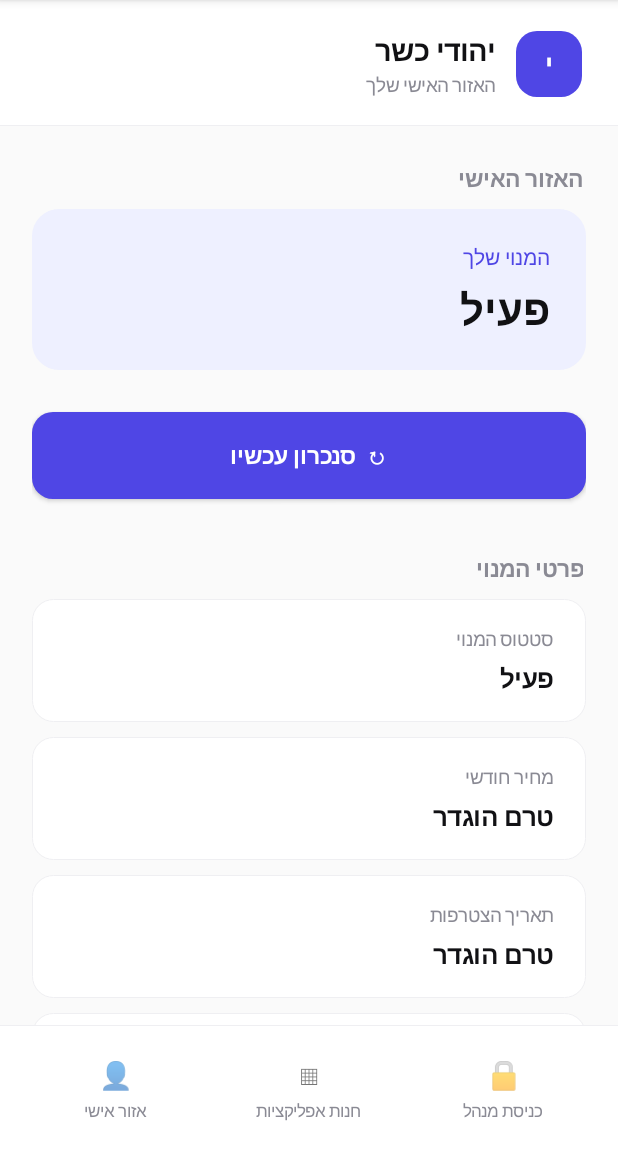
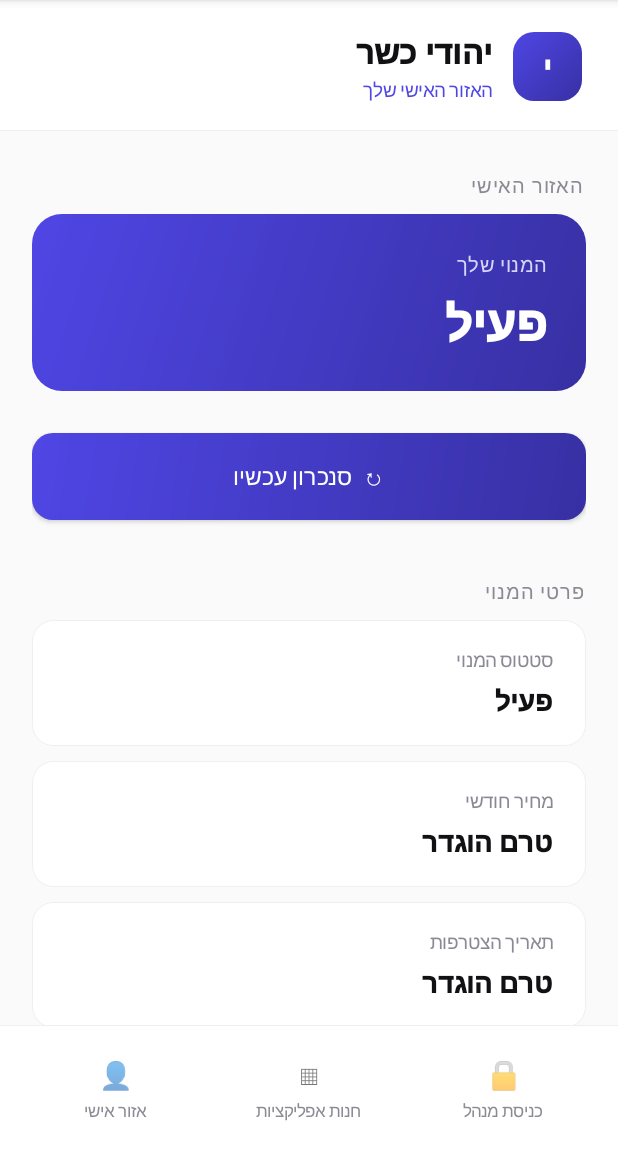
Before and after one commit to 05484ym-max/android-mdm-system, an Android app: the CustomerActivity screen opened directly, with no data from a screen before it, after a tap on an icon or button, on a phone screen of 412 x 824 dp, the part 84-1236 px from its top. Run offline under Robolectric (Android 15) with nearby library versions, the phone set to English and light mode, and no system bars; 2 other taps on this screen came first.

Commit message:
More designed typography, gradient accent, default to app store screen
- Use system sans-serif-black/medium weights with letter-spacing instead of default bold, for a more crafted look
- Status card and buttons use a diagonal indigo gradient instead of flat color
- Top bar subtitle updates per screen
- App opens on the app store screen by default instead of the personal area

Co-Authored-By: Claude Sonnet 5 <noreply@anthropic.com>
Claude-Session: https://claude.ai/code/session_01XLUnXRdGJWvS23VSUeCoDB

```diff
--- a/dpc-app/app/src/main/java/org/mdmopen/dpc/CustomerActivity.kt
+++ b/dpc-app/app/src/main/java/org/mdmopen/dpc/CustomerActivity.kt
@@ -21,6 +21,7 @@ import android.widget.Toast
 class CustomerActivity : Activity() {
 
     private lateinit var contentArea: LinearLayout
+    private lateinit var topSubtitle: TextView
 
     private val BG = "#FAFAFA"
     private val CARD = "#FFFFFF"
@@ -28,12 +29,15 @@ class CustomerActivity : Activity() {
     private val TEXT = "#111114"
     private val MUTED = "#8A8A94"
     private val ACCENT = "#4F46E5"
-    private val ACCENT_SOFT = "#EEF0FF"
+    private val ACCENT_DEEP = "#3730A3"
+
+    private val heavyFont = Typeface.create("sans-serif-black", Typeface.NORMAL)
+    private val mediumFont = Typeface.create("sans-serif-medium", Typeface.NORMAL)
 
     override fun onCreate(savedInstanceState: Bundle?) {
         super.onCreate(savedInstanceState)
         setContentView(buildUi())
-        showPersonalArea()
+        showAppStore()
     }
 
     private fun buildUi(): View {
@@ -53,28 +57,31 @@ class CustomerActivity : Activity() {
                 gravity = Gravity.RIGHT
                 addView(TextView(this@CustomerActivity).apply {
                     text = "יהודי כשר"
-                    textSize = 19f
-                    setTypeface(null, Typeface.BOLD)
+                    textSize = 21f
+                    typeface = heavyFont
+                    letterSpacing = 0.01f
                     setTextColor(Color.parseColor(TEXT))
                     gravity = Gravity.RIGHT
                 })
-                addView(TextView(this@CustomerActivity).apply {
-                    text = "האזור האישי שלך"
+                topSubtitle = TextView(this@CustomerActivity).apply {
+                    text = "חנות האפליקציות"
                     textSize = 12.5f
-                    setTextColor(Color.parseColor(MUTED))
+                    typeface = mediumFont
+                    setTextColor(Color.parseColor(ACCENT))
                     gravity = Gravity.RIGHT
-                    setPadding(0, dp(2), 0, 0)
-                })
+                    setPadding(0, dp(3), 0, 0)
+                }
+                addView(topSubtitle)
             }, LinearLayout.LayoutParams(0, ViewGroup.LayoutParams.WRAP_CONTENT, 1f))
 
             addView(TextView(this@CustomerActivity).apply {
                 text = "י"
-                textSize = 18f
-                setTypeface(null, Typeface.BOLD)
+                textSize = 19f
+                typeface = heavyFont
                 setTextColor(Color.WHITE)
                 gravity = Gravity.CENTER
-                background = roundedBackground(ACCENT, dp(14).toFloat())
-                layoutParams = LinearLayout.LayoutParams(dp(44), dp(44)).apply {
+                background = gradientBackground(dp(14).toFloat())
+                layoutParams = LinearLayout.LayoutParams(dp(46), dp(46)).apply {
                     marginStart = dp(14)
                 }
             })
@@ -162,6 +169,7 @@ class CustomerActivity : Activity() {
             addView(TextView(this@CustomerActivity).apply {
                 text = label
                 textSize = 11f
+                typeface = mediumFont
                 setTextColor(Color.parseColor(MUTED))
                 gravity = Gravity.CENTER
                 setPadding(0, dp(4), 0, 0)
@@ -173,6 +181,7 @@ class CustomerActivity : Activity() {
 
 
     private fun showAppStore() {
+        topSubtitle.text = "חנות האפליקציות"
         contentArea.removeAllViews()
 
         contentArea.addView(
@@ -247,6 +256,7 @@ class CustomerActivity : Activity() {
     }
 
     private fun showPersonalArea() {
+        topSubtitle.text = "האזור האישי שלך"
         contentArea.removeAllViews()
 
         contentArea.addView(sectionTitle("האזור האישי"))
@@ -257,9 +267,10 @@ class CustomerActivity : Activity() {
                 text = "↻  סנכרון עכשיו"
                 textSize = 15f
                 isAllCaps = false
-                setTypeface(null, Typeface.BOLD)
+                typeface = mediumFont
+                letterSpacing = 0.01f
                 setTextColor(Color.WHITE)
-                background = roundedBackground(ACCENT, dp(14).toFloat())
+                background = gradientBackground(dp(14).toFloat())
                 setPadding(18, 14, 18, 14)
 
                 layoutParams = LinearLayout.LayoutParams(
@@ -331,8 +342,8 @@ class CustomerActivity : Activity() {
     private fun statusCard(): LinearLayout {
         return LinearLayout(this).apply {
             orientation = LinearLayout.VERTICAL
-            setPadding(dp(24), dp(22), dp(24), dp(22))
-            background = roundedBackground(ACCENT_SOFT, dp(18).toFloat())
+            setPadding(dp(26), dp(24), dp(26), dp(24))
+            background = gradientBackground(dp(20).toFloat())
 
             val lp = LinearLayout.LayoutParams(
                 ViewGroup.LayoutParams.MATCH_PARENT,
@@ -343,18 +354,20 @@ class CustomerActivity : Activity() {
 
             addView(TextView(this@CustomerActivity).apply {
                 text = "המנוי שלך"
-                textSize = 14f
-                setTextColor(Color.parseColor(ACCENT))
+                textSize = 13.5f
+                typeface = mediumFont
+                letterSpacing = 0.02f
+                setTextColor(Color.parseColor("#D8D5FB"))
                 gravity = Gravity.RIGHT
             })
 
             addView(TextView(this@CustomerActivity).apply {
                 text = "פעיל"
-                textSize = 28f
-                setTypeface(null, Typeface.BOLD)
-                setTextColor(Color.parseColor(TEXT))
+                textSize = 32f
+                typeface = heavyFont
+                setTextColor(Color.WHITE)
                 gravity = Gravity.RIGHT
-                setPadding(0, dp(6), 0, 0)
+                setPadding(0, dp(8), 0, 0)
             })
         }
     }
@@ -362,11 +375,12 @@ class CustomerActivity : Activity() {
     private fun sectionTitle(title: String): TextView {
         return TextView(this).apply {
             text = title
-            textSize = 15f
-            setTypeface(null, Typeface.BOLD)
+            textSize = 13.5f
+            typeface = mediumFont
+            letterSpacing = 0.04f
             setTextColor(Color.parseColor(MUTED))
             gravity = Gravity.RIGHT
-            setPadding(dp(2), dp(18), dp(2), dp(10))
+            setPadding(dp(2), dp(20), dp(2), dp(10))
         }
     }
 
@@ -386,14 +400,15 @@ class CustomerActivity : Activity() {
             addView(TextView(this@CustomerActivity).apply {
                 text = label
                 textSize = 12.5f
+                typeface = mediumFont
                 setTextColor(Color.parseColor(MUTED))
                 gravity = Gravity.RIGHT
             })
 
             addView(TextView(this@CustomerActivity).apply {
                 text = value
-                textSize = 17f
-                setTypeface(null, Typeface.BOLD)
+                textSize = 18f
+                typeface = heavyFont
                 setTextColor(Color.parseColor(TEXT))
                 gravity = Gravity.RIGHT
                 setPadding(0, dp(6), 0, 0)
@@ -406,9 +421,10 @@ class CustomerActivity : Activity() {
             text = label
             textSize = 15f
             isAllCaps = false
-            setTypeface(null, Typeface.BOLD)
+            typeface = mediumFont
+            letterSpacing = 0.01f
             setTextColor(Color.WHITE)
-            background = roundedBackground(ACCENT, dp(14).toFloat())
+            background = gradientBackground(dp(14).toFloat())
             setPadding(dp(18), dp(14), dp(18), dp(14))
             layoutParams = LinearLayout.LayoutParams(
                 ViewGroup.LayoutParams.MATCH_PARENT,
@@ -418,9 +434,11 @@ class CustomerActivity : Activity() {
         }
     }
 
-    private fun roundedBackground(color: String, radius: Float): GradientDrawable {
-        return GradientDrawable().apply {
-            setColor(Color.parseColor(color))
+    private fun gradientBackground(radius: Float): GradientDrawable {
+        return GradientDrawable(
+            GradientDrawable.Orientation.TL_BR,
+            intArrayOf(Color.parseColor(ACCENT), Color.parseColor(ACCENT_DEEP))
+        ).apply {
             cornerRadius = radius
         }
     }
```
